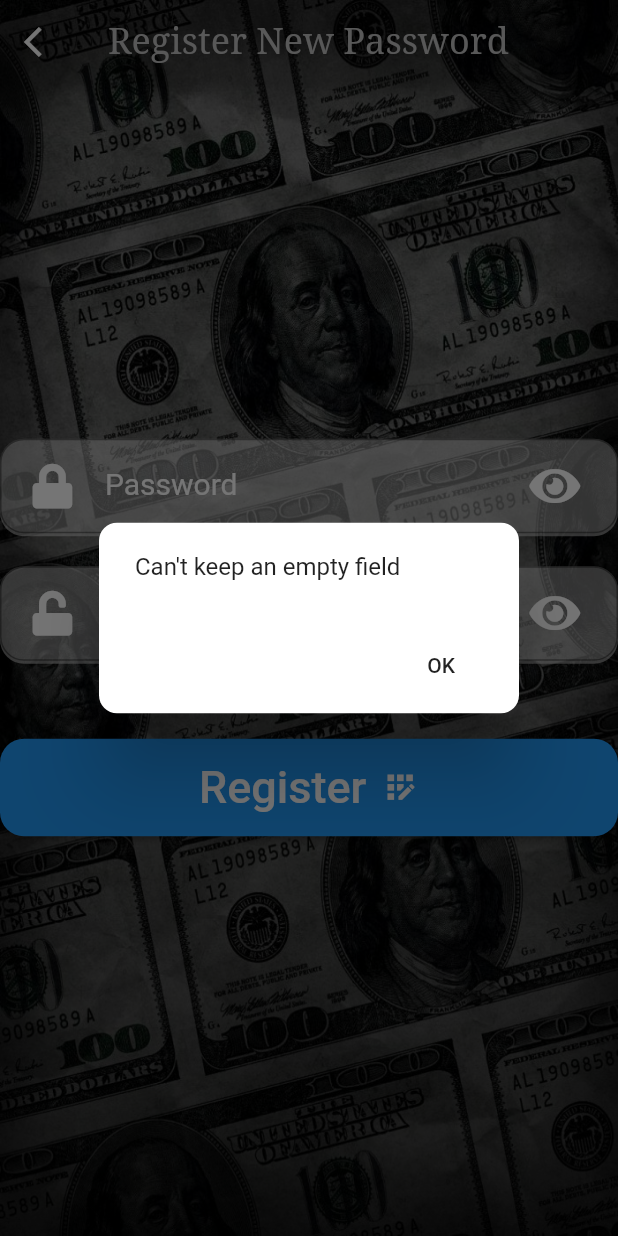
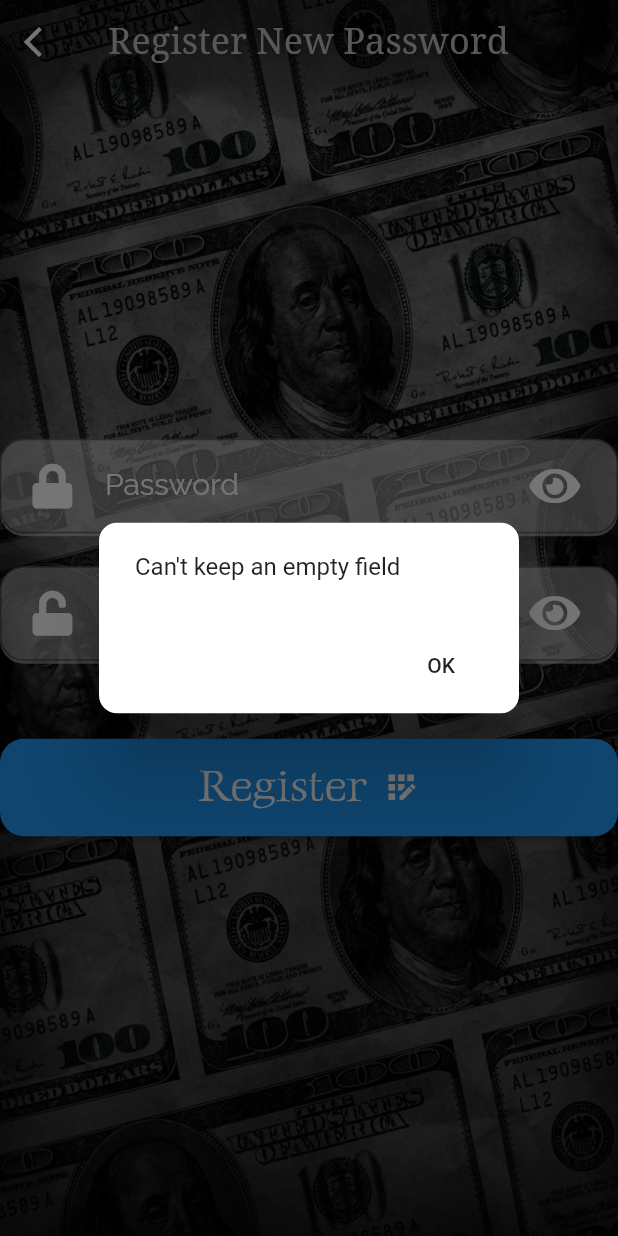
Before and after one commit to omaralagha6/senior, a Flutter app: the UpdatePassword screen opened directly with empty values, after a tap on "Register", on a phone screen of 412 x 824 dp. Run offline on Flutter 3.47's test engine with Material 2 defaults, Android fonts, the phone set to English and light mode, and no system bars; our stand-ins replace animated_text_kit, cloud_firestore, connectivity, country_picker, firebase_auth, firebase_core and 5 more; missing offline and left inert: firebase_ml_vision, random_color; accounts and stored records are empty.

Commit message:
Added Fonts

```diff
--- a/lib/main.dart
+++ b/lib/main.dart
@@ -2,7 +2,6 @@
 // @dart=2.9
 import 'package:firebase_core/firebase_core.dart';
 import 'package:flutter/material.dart';
-import 'package:google_fonts/google_fonts.dart';
 import 'package:senior_project/screens/Home.dart';
 import 'package:senior_project/screens/Login.dart';
 import 'package:shared_preferences/shared_preferences.dart';
--- a/lib/screens/ForgotPassword.dart
+++ b/lib/screens/ForgotPassword.dart
@@ -5,7 +5,6 @@ import 'package:flutter/cupertino.dart';
 import 'package:flutter/material.dart';
 import 'package:flutter/services.dart';
 import 'package:font_awesome_flutter/font_awesome_flutter.dart';
-import 'package:google_fonts/google_fonts.dart';
 import 'package:senior_project/StyleTXT.dart';
 import 'package:senior_project/screens/UpdatePassword.dart';
 import 'package:senior_project/shared/BackgroundImage.dart';
--- a/lib/screens/Login.dart
+++ b/lib/screens/Login.dart
@@ -4,7 +4,6 @@ import 'package:connectivity/connectivity.dart';
 import 'package:flutter/material.dart';
 import 'package:flutter/services.dart';
 import 'package:font_awesome_flutter/font_awesome_flutter.dart';
-import 'package:google_fonts/google_fonts.dart';
 import 'package:senior_project/StyleTXT.dart';
 import 'package:senior_project/shared/BackgroundImage.dart';
 import 'package:senior_project/screens/CreateNewUser.dart';
@@ -118,7 +117,6 @@ class _LoginScreenState extends State<LoginScreen> {
                               ),
                               Container(
                                 width: MediaQuery.of(context).size.width,
-                                child: Expanded(
                                 child: Row(
                                   mainAxisAlignment: MainAxisAlignment.center,
                                   children: [
@@ -138,7 +136,6 @@ class _LoginScreenState extends State<LoginScreen> {
                                       ),
                                     ),
                                   ],
-                                  ),
                                 ),
                               ),
                             ],
--- a/lib/screens/SearchCustomer.dart
+++ b/lib/screens/SearchCustomer.dart
@@ -40,8 +40,8 @@ class _SearchCustomerState extends State<SearchCustomer> {
                     child: Container(
                       height: 65,
                       decoration: BoxDecoration(
-                        color: Colors.grey[300]!.withOpacity(0.5),
-                      borderRadius: BorderRadius.zero
+                        color: Colors.blueGrey.withOpacity(0.5),
+                      borderRadius: BorderRadius.circular(12)
 
                       ),
                       child: TextFormField(
@@ -156,7 +156,7 @@ class _SearchCustomerState extends State<SearchCustomer> {
                                       color: Colors.white,
                                       fontSize: 20
                                     ),),
-                                    backgroundColor: Colors.green,
+                                    backgroundColor: Colors.indigo,
                                   ),
                                   title: Text(
                                     document["Serial Number"],
--- a/lib/screens/UpdatePassword.dart
+++ b/lib/screens/UpdatePassword.dart
@@ -156,15 +156,15 @@ class _UpdatePasswordState extends State<UpdatePassword> {
                         final result = await Connectivity().checkConnectivity();
                         if (result == ConnectivityResult.wifi ||
                             result == ConnectivityResult.mobile) {
-                          userRef
-                              .doc(widget.userId)
-                              .update({"Password": pass.text}).whenComplete(
-                                  () => Navigator.pushReplacement(
-                                      context,
-                                      MaterialPageRoute(
-                                          builder: (context) => HomeScreen(
-                                                userId: widget.userId,
-                                              ))));
+                          userRef.doc(widget.userId).update({
+                            "Password": pass.text,
+                            "isLoggedIn": true
+                          }).whenComplete(() => Navigator.pushReplacement(
+                              context,
+                              MaterialPageRoute(
+                                  builder: (context) => HomeScreen(
+                                        userId: widget.userId,
+                                      ))));
                         } else {
                           showTopSnackBar(
                             context,
@@ -184,7 +184,8 @@ class _UpdatePasswordState extends State<UpdatePassword> {
                       SizedBox(
                         width: 10,
                       ),
-                      Icon(Icons.app_registration_outlined, size: 25, color: Colors.white)
+                      Icon(Icons.app_registration_outlined,
+                          size: 25, color: Colors.white)
                     ],
                   ),
                 ),
```
Also changed, not shown: lib/screens/CreateDollarBill.dart (+83 -32 lines), pubspec.yaml (+19 -0 lines), fonts/GideonRoman-Regular.ttf (added), fonts/Raleway-Light.ttf (added), fonts/Raleway-Medium.ttf (added), fonts/Raleway-Regular.ttf (added), fonts/Raleway-SemiBold.ttf (added), fonts/Raleway-Thin.ttf (added), pubspec.lock. Lines whose indentation alone changed are shown as unchanged.
